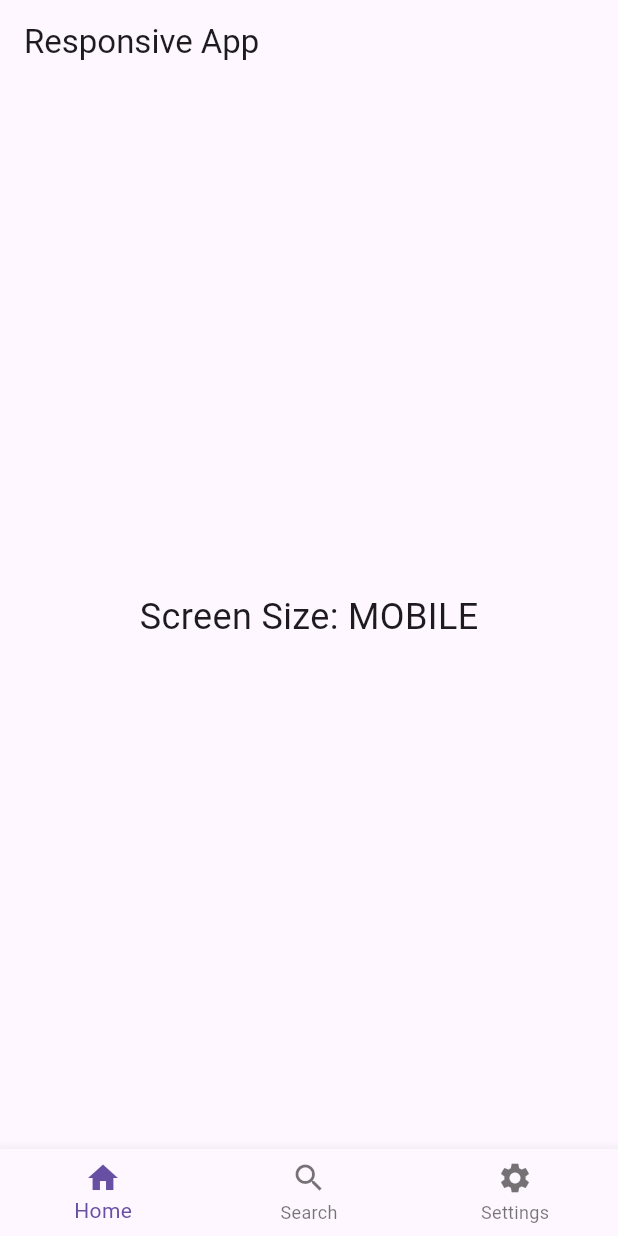
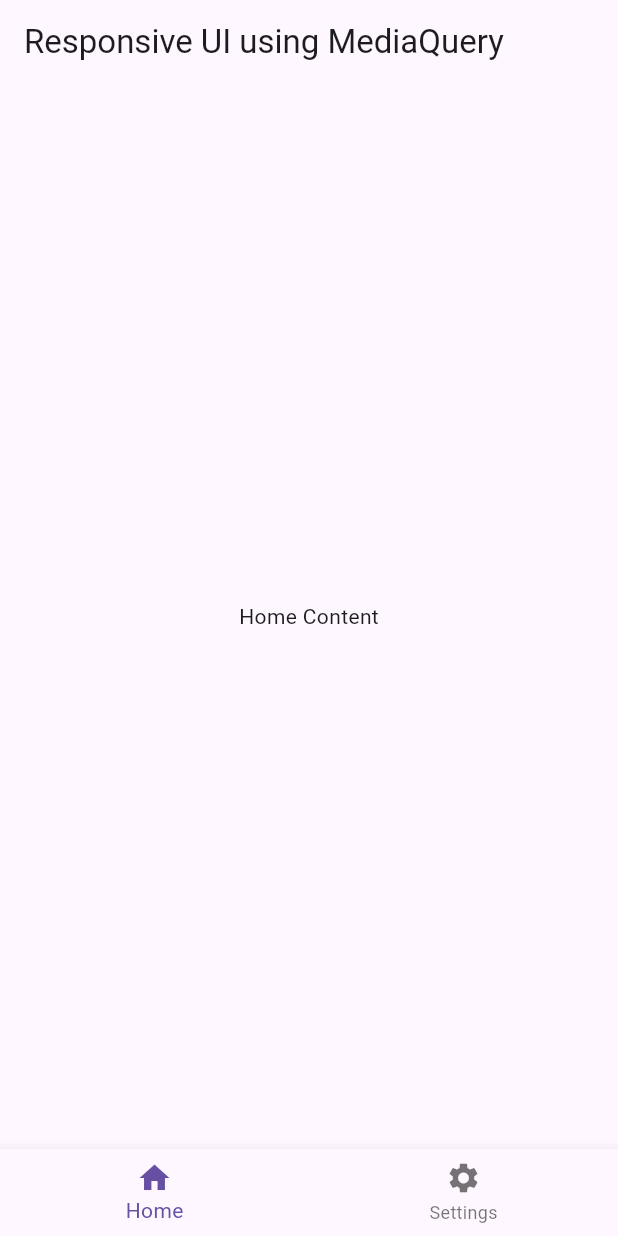
Before and after one commit to Rachit311299/responsive-framework, a Flutter app: the screen it shows after launch, on a phone screen of 412 x 824 dp. Run offline on Flutter 3.47's test engine with Material 3 defaults, Android fonts, the light colour scheme and no system bars.

Commit message:
layouts using mediaquery

```diff
--- a/lib/home_page.dart
+++ b/lib/home_page.dart
@@ -1,5 +1,7 @@
 import 'package:flutter/material.dart';
-import 'package:responsive_framework/responsive_framework.dart';
+import 'package:respo/menus/bottom_nav_bar.dart';
+import 'package:respo/menus/side_bar.dart';
+import 'package:respo/menus/side_rail.dart';
 
 class HomePage extends StatefulWidget {
   @override
@@ -17,92 +19,44 @@ class _HomePageState extends State<HomePage> {
 
   @override
   Widget build(BuildContext context) {
-    // Get the current breakpoint name
-    String screenSizeName = ResponsiveBreakpoints.of(context).breakpoint.name ?? 'Unknown';
+    double screenWidth = MediaQuery.sizeOf(context).width;
 
-    // Determine whether to show the sidebar based on breakpoint
-    bool showSidebar = ResponsiveBreakpoints.of(context).largerThan(TABLET);
+    Widget navigation;
+    if (screenWidth < 600) {
+      navigation = BottomNavBar(
+        selectedIndex: _selectedIndex,
+        onItemTapped: _onItemTapped,
+      );
+    } else if (screenWidth < 1200) {
+      navigation = NavigationRailMenu(
+        selectedIndex: _selectedIndex,
+        onItemTapped: _onItemTapped,
+      );
+
+    } else {
+      navigation = SidebarMenu(
+        selectedIndex: _selectedIndex,
+        onItemTapped: _onItemTapped,
+      );
+    }
 
     return Scaffold(
-      appBar: AppBar(title: Text('Responsive App')),
+      appBar: AppBar(title: Text("Responsive UI using MediaQuery")),
       body: Row(
-        crossAxisAlignment: CrossAxisAlignment.start,
         children: [
-          // Sidebar for larger screens
-          if (showSidebar)
-            Container(
-              width: 200,
-              child: buildSideNavigationRail(),
-            ),
-          // Main content area
+          // Sidebar
+          if (screenWidth >= 600) navigation,
+          // Filler Content
           Expanded(
             child: Center(
-              child: Text(
-                'Screen Size: $screenSizeName',
-                style: TextStyle(fontSize: 24),
-              ),
+              child: _selectedIndex == 0
+                  ? Text("Home Content")
+                  : Text("Settings Content"),
             ),
           ),
         ],
       ),
-      // Display bottom navigation bar only on smaller screens
-      bottomNavigationBar: showSidebar ? null : buildBottomNavigationBar(),
-    );
-  }
-
-  BottomNavigationBar buildBottomNavigationBar() {
-    return BottomNavigationBar(
-      currentIndex: _selectedIndex,
-      onTap: _onItemTapped,
-      items: const [
-        BottomNavigationBarItem(icon: Icon(Icons.home), label: 'Home'),
-        BottomNavigationBarItem(icon: Icon(Icons.search), label: 'Search'),
-        BottomNavigationBarItem(icon: Icon(Icons.settings), label: 'Settings'),
-      ],
-    );
-  }
-
-  Widget buildSideNavigationRail() {
-    return Padding(
-      padding: EdgeInsets.zero,
-      child: Align(
-        alignment: Alignment.centerLeft,
-        child: Column(
-          mainAxisAlignment: MainAxisAlignment.start,
-          children: [
-            buildSidebarButton(Icons.home, 'Home', 0),
-            buildSidebarButton(Icons.search, 'Search', 1),
-            buildSidebarButton(Icons.settings, 'Settings', 2),
-          ],
-        ),
-      ),
-    );
-  }
-
-  Widget buildSidebarButton(IconData icon, String label, int index) {
-    final Color selectedColor = Theme.of(context).primaryColor;
-    final Color unselectedColor = Colors.grey;
-
-    return Container(
-      alignment: Alignment.centerLeft,
-      child: TextButton.icon(
-        onPressed: () => _onItemTapped(index),
-        icon: Icon(
-          icon,
-          color: _selectedIndex == index ? selectedColor : unselectedColor,
-        ),
-        label: Text(
-          label,
-          style: TextStyle(
-            color: _selectedIndex == index ? selectedColor : unselectedColor,
-          ),
-        ),
-        style: TextButton.styleFrom(
-          padding: EdgeInsets.symmetric(vertical: 16, horizontal: 24),
-          alignment: Alignment.centerLeft,
-          minimumSize: Size(200, 50),
-        ),
-      ),
+      bottomNavigationBar: screenWidth < 600 ? navigation : null,
     );
   }
 }
--- a/lib/main.dart
+++ b/lib/main.dart
@@ -1,25 +1,16 @@
 import 'package:flutter/material.dart';
-import 'package:responsive_framework/responsive_framework.dart';
 import 'home_page.dart';
 
 void main() {
-  runApp(MyResponsiveApp());
+  runApp(MyApp());
 }
 
-class MyResponsiveApp extends StatelessWidget {
+class MyApp extends StatelessWidget {
   @override
   Widget build(BuildContext context) {
     return MaterialApp(
-      builder: (context, widget) => ResponsiveBreakpoints.builder(
-        child: widget!,
-        breakpoints: [
-          const Breakpoint(start: 0, end: 450, name: MOBILE),
-          const Breakpoint(start: 451, end: 800, name: TABLET),
-          const Breakpoint(start: 801, end: 1920, name: DESKTOP),
-          const Breakpoint(start: 1921, end: double.infinity, name: '4K'),
-        ],
-      ),
-      home: HomePage(),
+      title: 'Responsive UI using MediaQuery',
+      home: HomePage(),  // Set HomePage as the default screen
     );
   }
 }
--- /dev/null
+++ b/lib/menus/bottom_nav_bar.dart
@@ -0,0 +1,29 @@
+import 'package:flutter/material.dart';
+
+class BottomNavBar extends StatelessWidget {
+  final int selectedIndex;
+  final ValueChanged<int> onItemTapped;
+
+  const BottomNavBar({
+    required this.selectedIndex,
+    required this.onItemTapped,
+  });
+
+  @override
+  Widget build(BuildContext context) {
+    return BottomNavigationBar(
+      currentIndex: selectedIndex,
+      onTap: onItemTapped,
+      items: const <BottomNavigationBarItem>[
+        BottomNavigationBarItem(
+          icon: Icon(Icons.home),
+          label: 'Home',
+        ),
+        BottomNavigationBarItem(
+          icon: Icon(Icons.settings),
+          label: 'Settings',
+        ),
+      ],
+    );
+  }
+}
```
Also changed, not shown: lib/menus/side_bar.dart (added, +35 -0 lines), lib/menus/side_rail.dart (added, +30 -0 lines), 1 other file.
